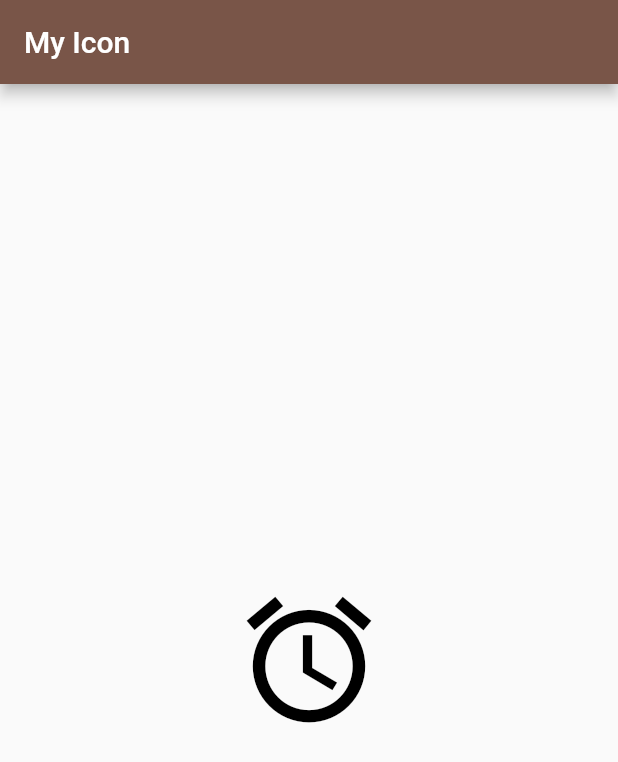
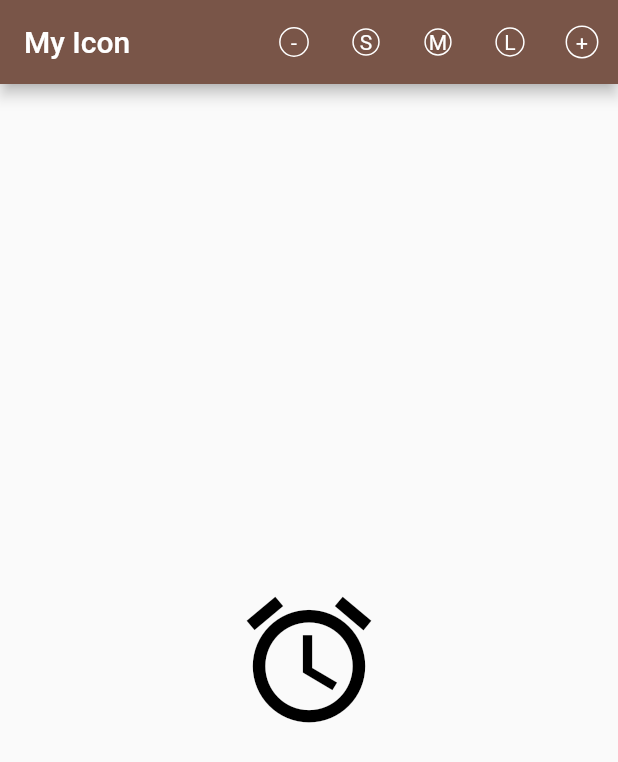
Before and after one commit to ivanavi2/MobileApplicationProgramming_Exercise1, a Flutter app: the screen it shows after launch, on a phone screen of 412 x 824 dp. Shown: the top 762 px of the screen. Run offline on Flutter 3.47's test engine with Material 2 defaults, Android fonts, the light colour scheme and no system bars.

Commit message:
Add app bar action buttons
Driver: Kong Hao Zhe
Navigator: Ivan Teh Guang Sern

```diff
--- a/lib/main.dart
+++ b/lib/main.dart
@@ -35,9 +35,79 @@ class _MyHomePageState extends State<MyHomePage> {
     return SafeArea(
         child: Scaffold(
       appBar: AppBar(
-        title: Text('My Icon'),
-        backgroundColor: Colors.brown,
-      ),
+          title: Text('My Icon'),
+          backgroundColor: Colors.brown,
+          actions: [
+            Row(
+              children: [
+                IconButton(
+                  icon: Container(
+                    padding: EdgeInsets.all(7),
+                    child: Text('-'),
+                    decoration: BoxDecoration(
+                        shape: BoxShape.circle,
+                        border: Border.all(
+                          color: Colors.white,
+                          width: 1.0,
+                        )),
+                  ),
+                  onPressed: () => () {},
+                ),
+                IconButton(
+                  icon: Container(
+                    padding: EdgeInsets.all(4),
+                    child: Text('S'),
+                    decoration: BoxDecoration(
+                        shape: BoxShape.circle,
+                        border: Border.all(
+                          color: Colors.white,
+                          width: 1.0,
+                        )),
+                  ),
+                  onPressed: () => () {},
+                ),
+                IconButton(
+                  icon: Container(
+                    padding: EdgeInsets.all(2),
+                    child: Text('M'),
+                    decoration: BoxDecoration(
+                        shape: BoxShape.circle,
+                        border: Border.all(
+                          color: Colors.white,
+                          width: 1.0,
+                        )),
+                  ),
+                  onPressed: () => () {},
+                ),
+                IconButton(
+                  icon: Container(
+                    padding: EdgeInsets.all(5),
+                    child: Text('L'),
+                    decoration: BoxDecoration(
+                        shape: BoxShape.circle,
+                        border: Border.all(
+                          color: Colors.white,
+                          width: 1.0,
+                        )),
+                  ),
+                  onPressed: () => () {},
+                ),
+                IconButton(
+                  icon: Container(
+                    padding: EdgeInsets.all(6),
+                    child: Text('+'),
+                    decoration: BoxDecoration(
+                        shape: BoxShape.circle,
+                        border: Border.all(
+                          color: Colors.white,
+                          width: 1.0,
+                        )),
+                  ),
+                  onPressed: () => () {},
+                ),
+              ],
+            )
+          ]),
       body: Center(
         child: Icon(
           Icons.alarm,
```
